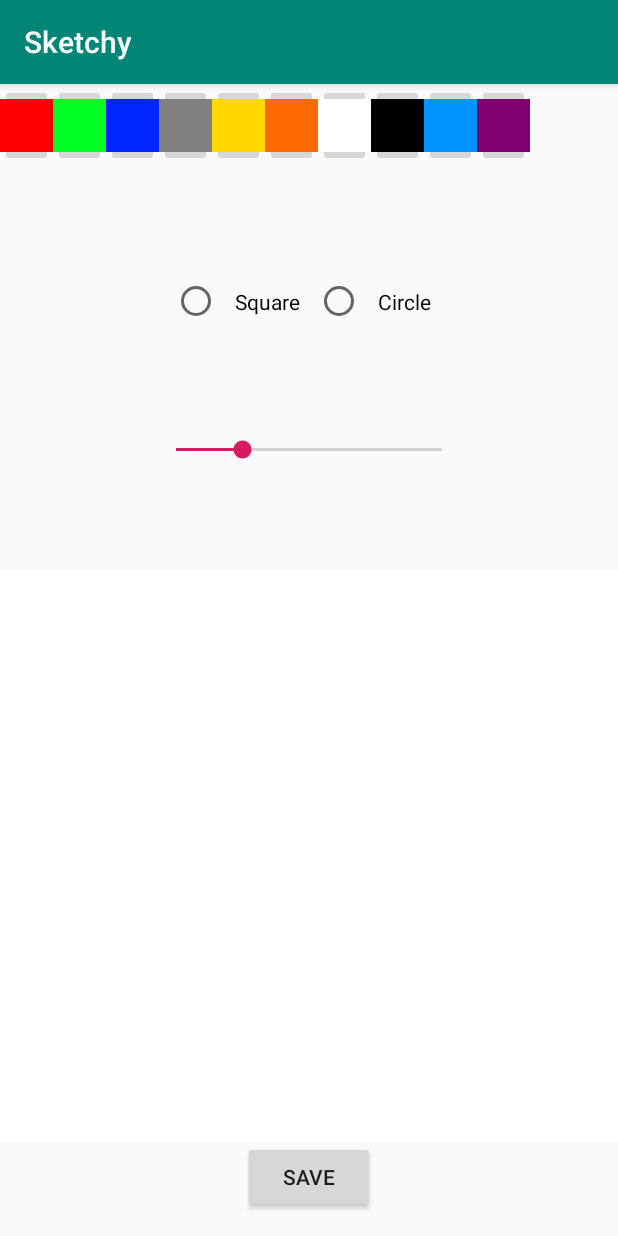
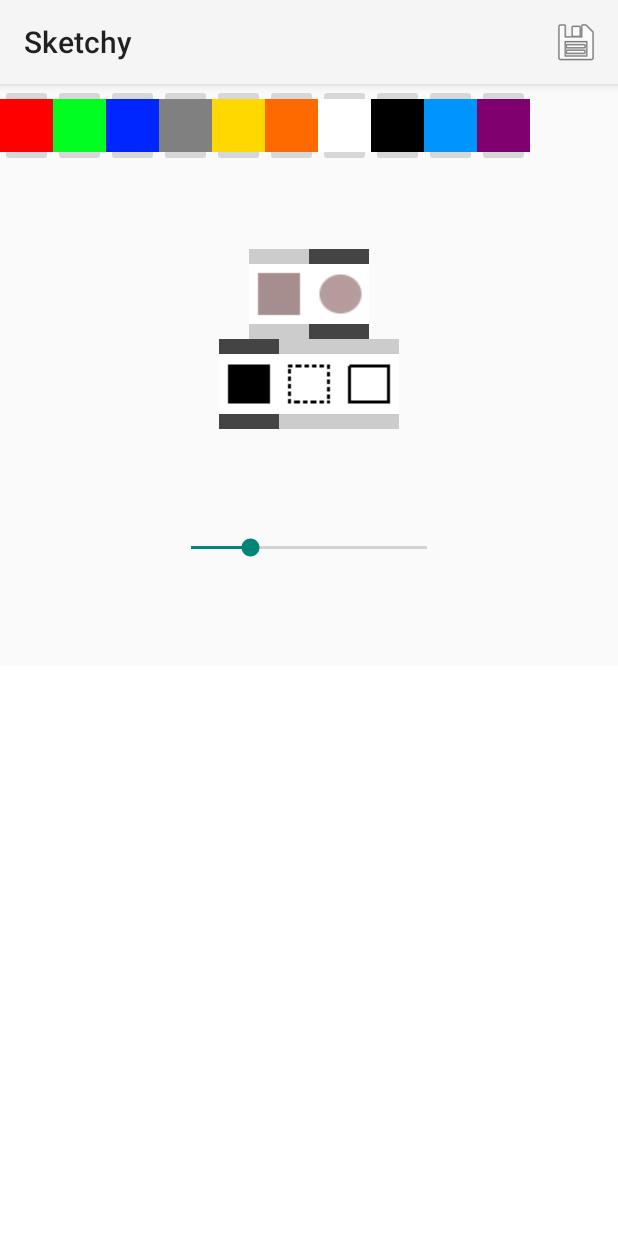
Before and after one commit to johncrawley/Sketchy, an Android app: the screen it shows after launch (MainActivity), on a phone screen of 412 x 824 dp. Run offline under Robolectric (Android 15) with nearby library versions, the phone set to English and light mode, and no system bars.

Commit message:
Improved layouts, added save button to toolbar.
Added icons for the style and shape image buttons and some
activity code to select/deselect them.
Halfway towards functional styles, but a step backwards,
as shapes are currently not selectable.

```diff
--- a/app/src/main/AndroidManifest.xml
+++ b/app/src/main/AndroidManifest.xml
@@ -8,7 +8,7 @@
         android:label="@string/app_name"
         android:roundIcon="@mipmap/ic_launcher_round"
         android:supportsRtl="true"
-        android:theme="@style/AppTheme">
+        android:theme="@style/Theme.AppCompat.Light.NoActionBar">
         <activity android:name=".MainActivity"
             >
             <intent-filter>
--- a/app/src/main/java/com/jacstuff/sketchy/MainActivity.java
+++ b/app/src/main/java/com/jacstuff/sketchy/MainActivity.java
@@ -11,6 +11,7 @@
 import android.util.Log;
 import android.view.Menu;
 import android.view.MenuInflater;
+import android.view.MenuItem;
 import android.view.View;
 import android.widget.Button;
 import android.widget.ImageButton;
@@ -21,9 +22,11 @@
 import java.io.FileOutputStream;
 import java.io.IOException;
 import java.util.ArrayList;
+import java.util.Arrays;
 import java.util.HashMap;
 import java.util.List;
 import java.util.Map;
+import java.util.function.Consumer;
 
 public class MainActivity extends AppCompatActivity implements SettingsView, View.OnClickListener{//} implements {// View.OnTouchListener {
 
@@ -35,8 +38,11 @@
     private SeekBar seekBar;
     private PaintView paintView;
     private int currentColor = Color.BLACK;
-    private RadioGroup brushShapeRadioGroup;
+    private List<Integer> styleButtonIds = Arrays.asList(R.id.brokenOutlineStyleButton, R.id.fillStyleButton, R.id.outlineStyleButton);
+    private List<Integer> shapeButtonIds = Arrays.asList(R.id.squareShapeButton, R.id.circleShapeButton);
 
+
+    private Map<Integer, Consumer<String>> testMap;
 
         @Override
         protected void onCreate(Bundle savedInstanceState) {
@@ -49,15 +55,72 @@
             getWindowManager().getDefaultDisplay().getMetrics(metrics);
             int viewHeight = findViewById(R.id.paintView).getHeight();
             paintView.init(metrics, viewHeight,this);
-            Button saveButton = findViewById(R.id.saveButton);
-            brushShapeRadioGroup = findViewById(R.id.brushShapeRadioGroup);
             deriveScreenDimensions();
             paintView.setMinimumHeight(screenHeight / 2);
+            setupActionbar();
+
+            setupTestMap();
 
             setupButtonList();
+            setupStyleButtons();
+            setupShapeButtons();
+            switchSelection(R.id.fillStyleButton, styleButtonIds);
+            switchSelection(R.id.circleShapeButton, shapeButtonIds);
+        }
 
-            saveButton.setOnClickListener(this);
+
+        private void setupTestMap(){
+            testMap = new HashMap<>();
+            testMap.put(1, (String i) -> System.out.println("hello"));
+
+            for(int key: testMap.keySet()){
+                testMap.get(key).accept("");
+            }
+
         }
+        private void setupActionbar(){
+            setSupportActionBar(findViewById(R.id.toolbar));
+            getSupportActionBar();
+        }
+
+    @Override
+    public boolean onCreateOptionsMenu(Menu menu) {
+        getMenuInflater().inflate(R.menu.menuitems, menu);
+        return super.onCreateOptionsMenu(menu);
+    }
+
+
+    @Override
+    public boolean onOptionsItemSelected(MenuItem item) {
+        switch (item.getItemId()) {
+            case R.id.action_save:
+                saveImage();
+                return true;
+            default:
+                // If we got here, the user's action was not recognized.
+                // Invoke the superclass to handle it.
+                return super.onOptionsItemSelected(item);
+
+        }
+    }
+
+
+    private void setupShapeButtons(){
+            for(int id: shapeButtonIds){
+                findViewById(id).setOnClickListener(this);
+            }
+
+        }
+
+
+        private void setupStyleButtons(){
+
+            for(int id: styleButtonIds){
+
+                findViewById(id).setOnClickListener(this);
+            }
+        }
+
 
     Map<Integer, Integer> colorButtonMap = new HashMap<>();
         private void setupButtonList() {
@@ -84,26 +147,55 @@
         }
 
 
-        @Override
-        public boolean onCreateOptionsMenu(Menu menu) {
-            MenuInflater menuInflater = getMenuInflater();
-            //menuInflater.inflate(R.menu.main, menu);
-            return super.onCreateOptionsMenu(menu);
-        }
 
         public void onClick(View v){
             int viewId = v.getId();
-            if(viewId == R.id.saveButton){
-                saveImage();
-            }
 
             for(int key : colorButtonMap.keySet()){
                 if(viewId == key){
                     paintView.setCurrentColor(colorButtonMap.get(key));
                 }
             }
+            switchSelection(v.getId(), styleButtonIds);
+            switchSelection(v.getId(), shapeButtonIds);
+        }
 
+        private void switchSelection(int viewId, List<Integer> buttons){
+            for(int buttonId : buttons){
+                if(viewId == buttonId){
+                    switchSelectionToButton(buttonId, buttons);
+                    break;
+                }
+            }
         }
+
+    private void switchSelectionToButton(int buttonId, List<Integer> buttonList){
+        selectButton(buttonId);
+        deselectOtherButtons(buttonId, buttonList);
+    }
+
+
+    private void selectButton(int buttonId){
+        ImageButton styleButton = findViewById(buttonId);
+        styleButton.setSelected(true);
+        styleButton.setBackgroundColor(Color.DKGRAY);
+    }
+
+
+    private void deselectOtherButtons(int selectedButtonId, List<Integer> buttonList){
+        for(int buttonId : buttonList){
+            if(buttonId == selectedButtonId){
+                continue;
+            }
+            deselectButton(buttonId);
+        }
+    }
+
+    private void deselectButton(int buttonId){
+        ImageButton button = findViewById(buttonId);
+        button.setSelected(false);
+        button.setBackgroundColor(Color.LTGRAY);
+    }
 
         private final String IMAGE_KEY = "image";
 
@@ -113,10 +205,11 @@
         }
 
         public BrushShape getBrushShape(){
-            switch(brushShapeRadioGroup.getCheckedRadioButtonId()){
-                case R.id.squareRadioButton: return BrushShape.SQUARE;
-                case R.id.circularRadioButton: return BrushShape.CIRCLE;
-            }
+            //switch(brushShapeRadioGroup.getCheckedRadioButtonId()){
+            //    case R.id.squareRadioButton: return BrushShape.SQUARE;
+            //    case R.id.circularRadioButton: return BrushShape.CIRCLE;
+            //}
+            //return BrushShape.CIRCLE;
             return BrushShape.CIRCLE;
         }
 
--- a/app/src/main/res/layout-land/activity_main.xml
+++ b/app/src/main/res/layout-land/activity_main.xml
@@ -4,8 +4,29 @@
     xmlns:tools="http://schemas.android.com/tools"
     android:layout_width="match_parent"
     android:layout_height="match_parent"
-    android:orientation="horizontal"
+    android:orientation="vertical"
     tools:context=".MainActivity">
+
+
+
+    <android.support.v7.widget.Toolbar
+        android:id="@+id/toolbar"
+        android:layout_width="match_parent"
+        android:layout_height="?attr/actionBarSize"
+        android:background="?attr/colorPrimary"
+        android:elevation="4dp"
+        android:theme="@style/ThemeOverlay.AppCompat.ActionBar"
+        app:popupTheme="@style/ThemeOverlay.AppCompat.Light"
+    />
+
+    <LinearLayout
+
+        android:layout_width="match_parent"
+        android:layout_height="match_parent"
+        android:orientation="horizontal"
+        tools:context=".MainActivity">
+
+
 
 
     <android.support.constraint.ConstraintLayout
@@ -14,21 +35,9 @@
         android:layout_weight="1">
 
 
-
-        <Button
-            android:id="@+id/saveButton"
-            android:layout_width="wrap_content"
-            android:layout_height="wrap_content"
-            android:layout_margin="15sp"
-            android:text="Save"
-            app:layout_constraintBottom_toBottomOf="parent"
-            app:layout_constraintEnd_toEndOf="parent"
-            app:layout_constraintStart_toStartOf="parent" />
-
-
         <HorizontalScrollView
             android:layout_width="match_parent"
-            android:layout_height="70dp"
+            android:layout_height="40dp"
             android:id="@+id/colorScrollView"
             app:layout_constraintStart_toStartOf="parent"
             app:layout_constraintEnd_toEndOf="parent"
@@ -138,31 +147,85 @@
         </HorizontalScrollView>
 
 
-        <RadioGroup
-            android:id="@+id/brushShapeRadioGroup"
+        <HorizontalScrollView
+            android:layout_width="match_parent"
+            android:layout_height="70dp"
+            android:id="@+id/colorShadeScrollView"
+            app:layout_constraintStart_toStartOf="parent"
+            app:layout_constraintEnd_toEndOf="parent"
+            app:layout_constraintTop_toBottomOf="@id/colorScrollView"
+            android:layout_weight="1">
+
+        </HorizontalScrollView>
+
+        <LinearLayout
+
+            android:id="@+id/shapeOptionsLayout"
+            android:orientation="horizontal"
+
             android:layout_width="wrap_content"
             android:layout_height="wrap_content"
-            android:orientation="horizontal"
-            app:layout_constraintBottom_toTopOf="@+id/seekBar"
             app:layout_constraintEnd_toEndOf="parent"
             app:layout_constraintStart_toStartOf="parent"
-            app:layout_constraintTop_toBottomOf="@id/colorScrollView">
+            app:layout_constraintTop_toBottomOf="@+id/colorShadeScrollView"
+            app:layout_constraintBottom_toTopOf="@+id/styleOptionsLayout"
+            android:padding="20dp"
+
+            >
+
+            <ImageButton
+                android:id="@+id/squareShapeButton"
+                android:layout_width="wrap_content"
+                android:layout_height="wrap_content"
+                android:layout_weight="1"
+                app:srcCompat="@drawable/square_shape_button" />
+
+            <ImageButton
+                android:id="@+id/circleShapeButton"
+                android:layout_width="wrap_content"
+                android:layout_height="wrap_content"
+                android:layout_weight="1"
+                app:srcCompat="@drawable/circle_shape_button" />
+
+        </LinearLayout>
+
+        <LinearLayout
+
+            android:id="@+id/styleOptionsLayout"
+            android:orientation="horizontal"
+
+            android:layout_width="wrap_content"
+            android:layout_height="wrap_content"
+            app:layout_constraintEnd_toEndOf="parent"
+            app:layout_constraintStart_toStartOf="parent"
+            app:layout_constraintTop_toBottomOf="@+id/shapeOptionsLayout"
+            app:layout_constraintBottom_toTopOf="@+id/seekBar"
+            android:padding="20dp"
+            >
 
 
-            <RadioButton
-                android:id="@+id/squareRadioButton"
+            <ImageButton
+                android:id="@+id/fillStyleButton"
                 android:layout_width="wrap_content"
                 android:layout_height="wrap_content"
-                android:padding="10dp"
-                android:text="Square" />
+                android:layout_weight="1"
+                app:srcCompat="@drawable/fill_style_button" />
 
-            <RadioButton
-                android:id="@+id/circularRadioButton"
+            <ImageButton
+                android:id="@+id/brokenOutlineStyleButton"
                 android:layout_width="wrap_content"
                 android:layout_height="wrap_content"
-                android:padding="10dp"
-                android:text="Circle" />
-        </RadioGroup>
+                android:layout_weight="1"
+                app:srcCompat="@drawable/broken_outline_style_button" />
+
+            <ImageButton
+                android:id="@+id/outlineStyleButton"
+                android:layout_width="wrap_content"
+                android:layout_height="wrap_content"
+                android:layout_weight="1"
+                app:srcCompat="@drawable/outline_style_button" />
+
+        </LinearLayout>
 
         <SeekBar
             android:id="@+id/seekBar"
@@ -170,14 +233,17 @@
             android:layout_height="50dp"
             android:indeterminate="false"
             android:max="200"
-            android:paddingStart="0dp"
-            android:paddingEnd="00dp"
+            android:paddingStart="10dp"
+            android:paddingEnd="10dp"
+            android:paddingTop="20dp"
+            android:paddingBottom="40dp"
             android:progress="50"
 
             app:layout_constraintEnd_toEndOf="parent"
             app:layout_constraintHorizontal_bias="0.5"
             app:layout_constraintStart_toStartOf="parent"
-            app:layout_constraintTop_toBottomOf="@+id/brushShapeRadioGroup"/>
+            app:layout_constraintBottom_toBottomOf="parent"
+            />
 
 
 
@@ -199,5 +265,6 @@
 
     </android.support.constraint.ConstraintLayout>
 
+    </LinearLayout>
 
 </LinearLayout>
--- a/app/src/main/res/layout/activity_main.xml
+++ b/app/src/main/res/layout/activity_main.xml
@@ -7,15 +7,17 @@
     tools:context=".MainActivity">
 
 
-    <Button
-        android:id="@+id/saveButton"
-        android:layout_width="wrap_content"
-        android:layout_height="wrap_content"
-        android:layout_margin="15sp"
-        android:text="Save"
-        app:layout_constraintBottom_toBottomOf="parent"
+    <android.support.v7.widget.Toolbar
+        android:id="@+id/toolbar"
+        android:layout_width="match_parent"
+        android:layout_height="?attr/actionBarSize"
+        android:background="?attr/colorPrimary"
+        android:elevation="4dp"
+        android:theme="@style/ThemeOverlay.AppCompat.ActionBar"
+        app:popupTheme="@style/ThemeOverlay.AppCompat.Light"
+        app:layout_constraintStart_toStartOf="parent"
         app:layout_constraintEnd_toEndOf="parent"
-        app:layout_constraintStart_toStartOf="parent" />
+        app:layout_constraintTop_toTopOf="parent"/>
 
 
     <HorizontalScrollView
@@ -24,7 +26,7 @@
         android:id="@+id/colorScrollView"
         app:layout_constraintStart_toStartOf="parent"
         app:layout_constraintEnd_toEndOf="parent"
-        app:layout_constraintTop_toTopOf="parent"
+        app:layout_constraintTop_toBottomOf="@id/toolbar"
         android:layout_weight="1">
 
         <LinearLayout
@@ -130,6 +132,17 @@
     </HorizontalScrollView>
 
 
+    <HorizontalScrollView
+        android:layout_width="match_parent"
+        android:layout_height="40dp"
+        android:id="@+id/colorShadeScrollView"
+        app:layout_constraintStart_toStartOf="parent"
+        app:layout_constraintEnd_toEndOf="parent"
+        app:layout_constraintTop_toBottomOf="@id/colorScrollView"
+        android:layout_weight="1">
+
+    </HorizontalScrollView>
+<!--
     <RadioGroup
         android:id="@+id/brushShapeRadioGroup"
         android:layout_width="wrap_content"
@@ -156,29 +169,104 @@
             android:text="Circle" />
     </RadioGroup>
 
+    -->
+
+
+
+    <LinearLayout
+
+        android:id="@+id/shapeOptionsLayout"
+        android:orientation="horizontal"
+
+        android:layout_width="wrap_content"
+        android:layout_height="wrap_content"
+        app:layout_constraintEnd_toEndOf="parent"
+        app:layout_constraintStart_toStartOf="parent"
+        app:layout_constraintTop_toBottomOf="@+id/colorShadeScrollView"
+
+        >
+
+        <ImageButton
+            android:id="@+id/squareShapeButton"
+            android:layout_width="wrap_content"
+            android:layout_height="wrap_content"
+            android:layout_weight="1"
+            app:srcCompat="@drawable/square_shape_button" />
+
+        <ImageButton
+            android:id="@+id/circleShapeButton"
+            android:layout_width="wrap_content"
+            android:layout_height="wrap_content"
+            android:layout_weight="1"
+            app:srcCompat="@drawable/circle_shape_button" />
+
+    </LinearLayout>
+
+    <LinearLayout
+
+        android:id="@+id/styleOptionsLayout"
+        android:orientation="horizontal"
+
+        android:layout_width="wrap_content"
+        android:layout_height="wrap_content"
+        app:layout_constraintEnd_toEndOf="parent"
+        app:layout_constraintStart_toStartOf="parent"
+        app:layout_constraintTop_toBottomOf="@+id/shapeOptionsLayout"
+
+        >
+
+
+        <ImageButton
+            android:id="@+id/fillStyleButton"
+            android:layout_width="wrap_content"
+            android:layout_height="wrap_content"
+            android:layout_weight="1"
+            app:srcCompat="@drawable/fill_style_button" />
+
+        <ImageButton
+            android:id="@+id/brokenOutlineStyleButton"
+            android:layout_width="wrap_content"
+            android:layout_height="wrap_content"
+            android:layout_weight="1"
+            app:srcCompat="@drawable/broken_outline_style_button" />
+
+        <ImageButton
+            android:id="@+id/outlineStyleButton"
+            android:layout_width="wrap_content"
+            android:layout_height="wrap_content"
+            android:layout_weight="1"
+            app:srcCompat="@drawable/outline_style_button" />
+
+    </LinearLayout>
+
+
+
     <SeekBar
         android:id="@+id/seekBar"
         android:layout_width="177dp"
         android:layout_height="50dp"
         android:indeterminate="false"
         android:max="200"
-        android:paddingStart="0dp"
-        android:paddingEnd="00dp"
+        android:paddingStart="10dp"
+        android:paddingEnd="10dp"
+        android:paddingTop="20dp"
+        android:paddingBottom="20dp"
         android:progress="50"
 
         app:layout_constraintBottom_toTopOf="@+id/paintView"
         app:layout_constraintEnd_toEndOf="parent"
-        app:layout_constraintHorizontal_bias="0.5"
         app:layout_constraintStart_toStartOf="parent"
-        app:layout_constraintTop_toBottomOf="@+id/brushShapeRadioGroup" />
+        app:layout_constraintTop_toBottomOf="@+id/styleOptionsLayout" />
 
     <com.jacstuff.sketchy.PaintView
         android:id="@+id/paintView"
         android:layout_width="match_parent"
         android:layout_height="380dp"
-        app:layout_constraintBottom_toTopOf="@+id/saveButton"
+        app:layout_constraintBottom_toBottomOf="parent"
 
         app:layout_constraintEnd_toEndOf="parent"
         app:layout_constraintStart_toStartOf="parent" />
 
+
+
 </android.support.constraint.ConstraintLayout>
--- /dev/null
+++ b/app/src/main/res/menu/menuitems.xml
@@ -0,0 +1,12 @@
+<menu xmlns:android="http://schemas.android.com/apk/res/android"
+    xmlns:app="http://schemas.android.com/apk/res-auto">
+
+    <!-- "Mark Favorite", should appear as action button if possible -->
+    <item
+        android:id="@+id/action_save"
+        android:icon="@android:drawable/ic_menu_save"
+        android:title="@string/action_save"
+        app:showAsAction="ifRoom" />
+
+
+</menu>
--- a/app/src/main/res/values/strings.xml
+++ b/app/src/main/res/values/strings.xml
@@ -1,3 +1,4 @@
 <resources>
     <string name="app_name">Sketchy</string>
+    <string name="action_save">Save</string>
 </resources>
```
Also changed, not shown: app/build.gradle (+6 -1 lines), app/src/main/res/drawable/broken_outline_style_button.png (added), app/src/main/res/drawable/circle_shape_button.png (added), app/src/main/res/drawable/fill_style_button.png (added), app/src/main/res/drawable/outline_style_button.png (added), app/src/main/res/drawable/square_shape_button.png (added), app/src/main/res/drawable/triangle_shape_button.png (added).
